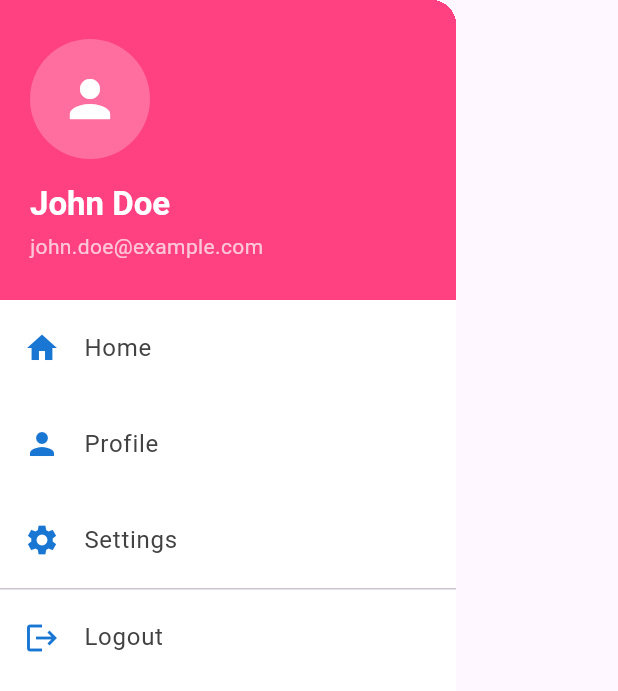
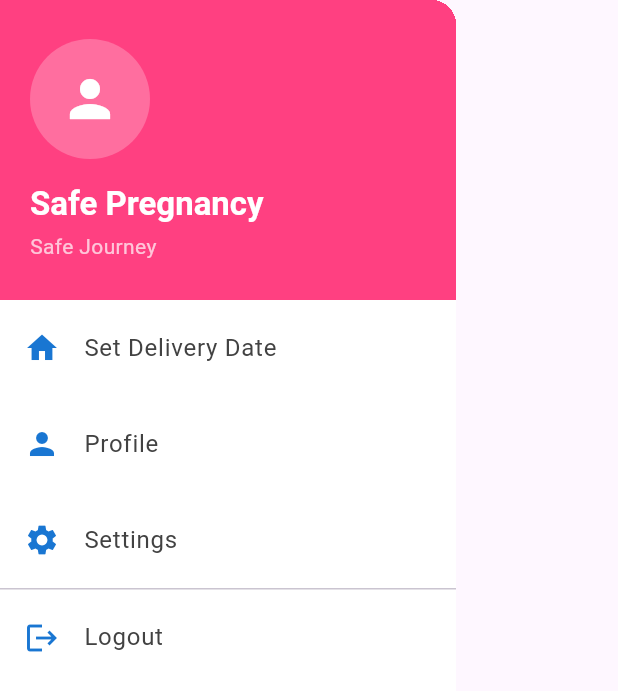
Before and after one commit to Fahamin/pregnancy, a Flutter app: the CustomNavigationDrawer widget shown alone on an empty page, opened directly, on a phone screen of 412 x 824 dp. Shown: the top 691 px of the screen. Run offline on Flutter 3.47's test engine with Material 3 defaults, Android fonts, the phone set to English and light mode, and no system bars; our stand-ins replace flutter_screenutil, get, shared_preferences; accounts and stored records are empty.

Commit message:
some option are ready

```diff
--- a/lib/app/routes/app_pages.dart
+++ b/lib/app/routes/app_pages.dart
@@ -1,4 +1,5 @@
 import 'package:get/get.dart';
+import 'package:pregnancy/app/modules/home/views/SetStartDateScreen.dart';
 
 import '../BeautyHomePage.dart';
 import '../MaternalHealthPage.dart';
@@ -30,28 +31,72 @@ class AppPages {
       name: _Paths.BABY_MODEL_WEEK,
       page: () => BabyModelWeekView(),
       binding: BabyModelWeekBinding(),
+      transition: Transition.leftToRightWithFade,
+      transitionDuration: Duration(milliseconds: 500),
     ),
     GetPage(
       name: _Paths.MOTHER_CARE,
       page: () => MotherCareView(),
       binding: MotherCareBinding(),
+      transition: Transition.leftToRightWithFade,
+      transitionDuration: Duration(milliseconds: 500),
     ),
     GetPage(
       name: _Paths.PREGNANCY_RISKS,
       page: () => PregnancyRisksView(),
       binding: PregnancyRisksBinding(),
+      transition: Transition.leftToRightWithFade,
+      transitionDuration: Duration(milliseconds: 500),
     ),
-    GetPage(name: _Paths.MOTHER_HELTH, page: () => MaternalHealthPage()),
-    GetPage(name: _Paths.ANSWERQUES, page: () => PregnancyQAPage()),
-    GetPage(name: _Paths.BABY_DEVELOPMENT, page: () => BabyDevelopment()),
-    GetPage(name: _Paths.PPROBLEMS, page: () => ProblemsDoing()),
-    GetPage(name: _Paths.BEAUTYWOMER, page: () => BeautyHomePage()),
+    GetPage(
+      name: _Paths.MOTHER_HELTH,
+      transition: Transition.leftToRightWithFade,
+      transitionDuration: Duration(milliseconds: 500),
+      page: () => MaternalHealthPage(),
+    ),
+    GetPage(
+      name: _Paths.ANSWERQUES,
+      transition: Transition.leftToRightWithFade,
+      transitionDuration: Duration(milliseconds: 500),
+      page: () => PregnancyQAPage(),
+    ),
+    GetPage(
+      name: _Paths.BABY_DEVELOPMENT,
+      transition: Transition.leftToRightWithFade,
+      transitionDuration: Duration(milliseconds: 500),
+      page: () => BabyDevelopment(),
+    ),
+    GetPage(
+      name: _Paths.PPROBLEMS,
+      transition: Transition.leftToRightWithFade,
+      transitionDuration: Duration(milliseconds: 500),
+      page: () => ProblemsDoing(),
+    ),
+    GetPage(
+      name: _Paths.BEAUTYWOMER,
+      transition: Transition.leftToRightWithFade,
+      transitionDuration: Duration(milliseconds: 500),
+      page: () => BeautyHomePage(),
+    ),
+    GetPage(
+      name: _Paths.SET_DATE,
+      transition: Transition.leftToRightWithFade,
+      transitionDuration: Duration(milliseconds: 500),
+      page: () => SetDeliveryDateScreen(),
+    ),
 
     GetPage(
       name: _Paths.FATHER_DUTY,
+      transition: Transition.leftToRightWithFade,
+      transitionDuration: Duration(milliseconds: 500),
       page: () => FatherDutyView(),
       binding: FatherDutyBinding(),
     ),
-    GetPage(name: _Paths.FOOD, page: () => PregnancyNutritionGuide()),
+    GetPage(
+      name: _Paths.FOOD,
+      transition: Transition.leftToRightWithFade,
+      transitionDuration: Duration(milliseconds: 500),
+      page: () => PregnancyNutritionGuide(),
+    ),
   ];
 }
--- a/lib/app/routes/app_routes.dart
+++ b/lib/app/routes/app_routes.dart
@@ -14,6 +14,7 @@ abstract class Routes {
   static const PPROBLEMS = _Paths.PPROBLEMS;
   static const BABY_DEVELOPMENT = _Paths.BABY_DEVELOPMENT;
   static const BEAUTYWOMER = _Paths.BEAUTYWOMER;
+  static const SET_DATE = _Paths.SET_DATE;
 
 }
 
@@ -30,4 +31,6 @@ abstract class _Paths {
   static const PPROBLEMS = '/problem';
   static const BABY_DEVELOPMENT = '/babydevelopment';
   static const BEAUTYWOMER = '/beautywomer';
+  static const SET_DATE = '/set_date';
+
 }
--- a/lib/widgets/custom_nav_drawer.dart
+++ b/lib/widgets/custom_nav_drawer.dart
@@ -1,5 +1,9 @@
 import 'package:flutter/cupertino.dart';
 import 'package:flutter/material.dart';
+import 'package:get/get.dart';
+import 'package:get/get_core/src/get_main.dart';
+
+import '../app/routes/app_pages.dart';
 
 class CustomNavigationDrawer extends StatelessWidget {
   CustomNavigationDrawer({super.key});
@@ -13,10 +17,7 @@ class CustomNavigationDrawer extends StatelessWidget {
           gradient: LinearGradient(
             begin: Alignment.topLeft,
             end: Alignment.bottomRight,
-            colors: [
-              Colors.pinkAccent,
-              Colors.pinkAccent,
-            ],
+            colors: [Colors.pinkAccent, Colors.pinkAccent],
           ),
         ),
         child: Column(
@@ -25,7 +26,7 @@ class CustomNavigationDrawer extends StatelessWidget {
             Container(
               height: 200,
               width: double.infinity,
-              padding:  EdgeInsets.all(20),
+              padding: EdgeInsets.all(20),
               child: Column(
                 mainAxisAlignment: MainAxisAlignment.center,
                 crossAxisAlignment: CrossAxisAlignment.start,
@@ -33,15 +34,11 @@ class CustomNavigationDrawer extends StatelessWidget {
                   CircleAvatar(
                     radius: 40,
                     backgroundColor: Colors.white24,
-                    child: Icon(
-                      Icons.person,
-                      size: 40,
-                      color: Colors.white,
-                    ),
+                    child: Icon(Icons.person, size: 40, color: Colors.white),
                   ),
                   SizedBox(height: 16),
                   Text(
-                    'John Doe',
+                    'Safe Pregnancy',
                     style: Theme.of(context).textTheme.titleLarge?.copyWith(
                       color: Colors.white,
                       fontWeight: FontWeight.bold,
@@ -49,11 +46,8 @@ class CustomNavigationDrawer extends StatelessWidget {
                   ),
                   SizedBox(height: 4),
                   Text(
-                    'john.doe@example.com',
-                    style: TextStyle(
-                      color: Colors.white70,
-                      fontSize: 14,
-                    ),
+                    'Safe Journey',
+                    style: TextStyle(color: Colors.white70, fontSize: 14),
                   ),
                 ],
               ),
@@ -68,10 +62,10 @@ class CustomNavigationDrawer extends StatelessWidget {
                     _buildDrawerItem(
                       context,
                       icon: Icons.home,
-                      title: 'Home',
+                      title: 'Set Delivery Date',
                       onTap: () {
-                        Navigator.pop(context);
-                        // Add navigation logic here
+                        Get.back();
+                        Get.toNamed(Routes.SET_DATE);
                       },
                     ),
                     _buildDrawerItem(
@@ -119,24 +113,15 @@ class CustomNavigationDrawer extends StatelessWidget {
     required var onTap,
   }) {
     return ListTile(
-      leading: Icon(
-        icon,
-        color: Colors.blue.shade700,
-      ),
+      leading: Icon(icon, color: Colors.blue.shade700),
       title: Text(
         title,
-        style: TextStyle(
-          color: Colors.grey.shade800,
-          fontSize: 16,
-        ),
+        style: TextStyle(color: Colors.grey.shade800, fontSize: 16),
       ),
       onTap: onTap,
       hoverColor: Colors.blue.shade50,
       tileColor: Colors.white,
-      contentPadding:  EdgeInsets.symmetric(
-        horizontal: 16,
-        vertical: 4,
-      ),
+      contentPadding: EdgeInsets.symmetric(horizontal: 16, vertical: 4),
     );
   }
 }
```
Lines whose indentation alone changed are shown as unchanged.
